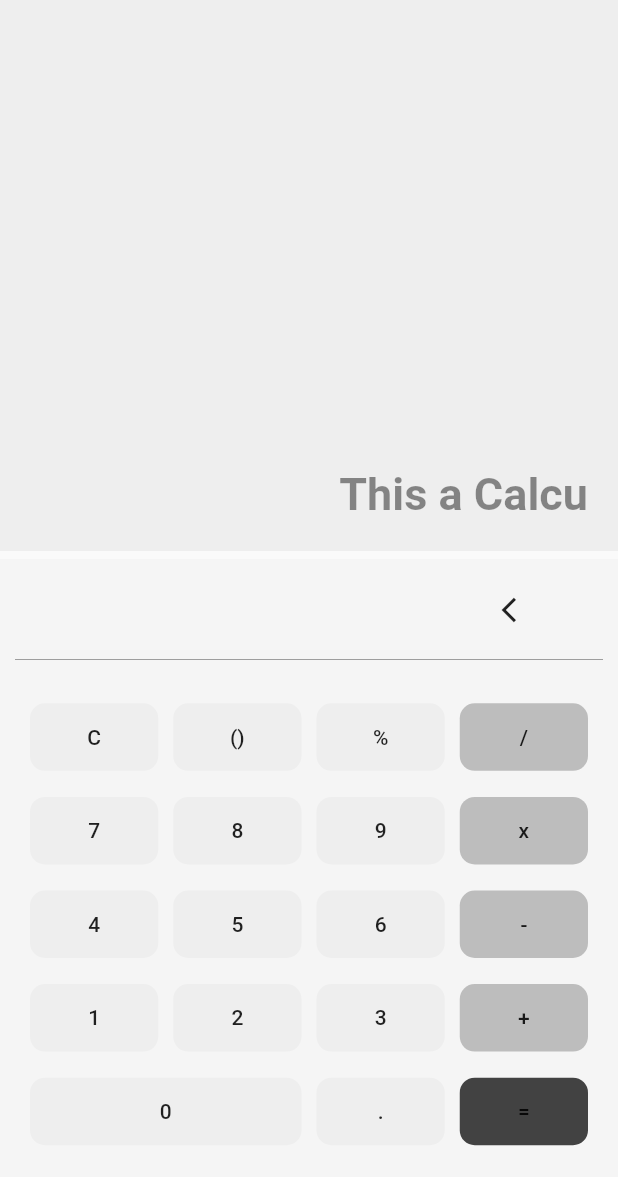
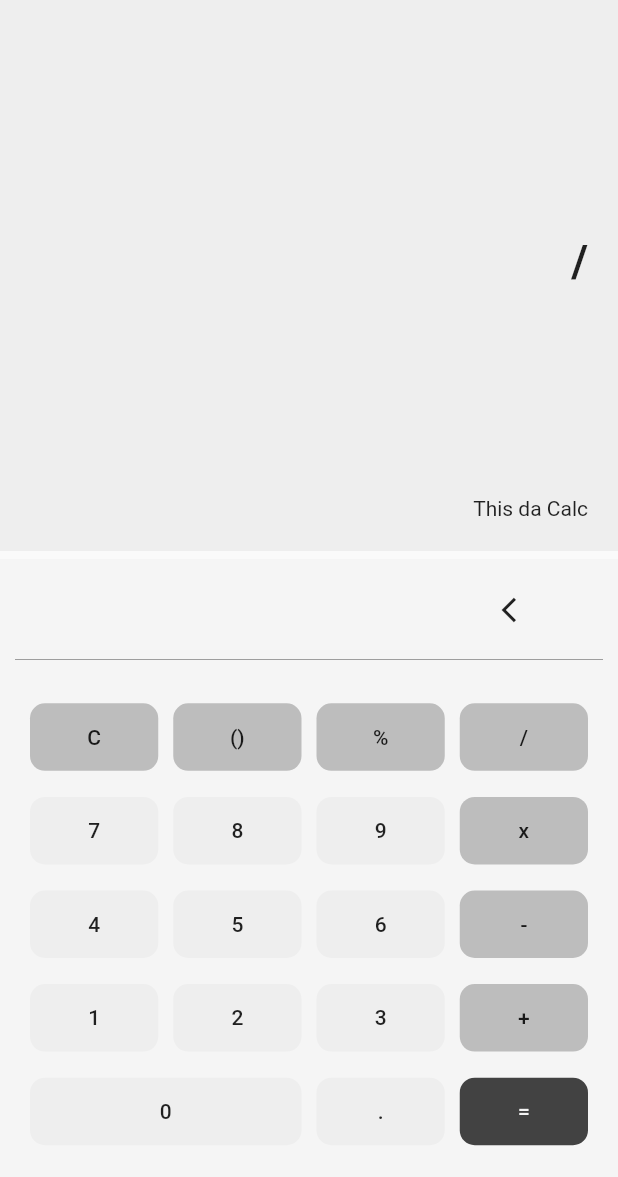
Before and after one commit to manavparikh01/Calculator_App_Flutter, a Flutter app: the screen it shows after launch, after a tap on an icon or button, on a phone screen of 412 x 824 dp, the part 59-1236 px from its top. Run offline on Flutter 3.47's test engine with Material 2 defaults, Android fonts, the phone set to English and light mode, and no system bars.

Commit message:
Update homescreen.dart

```diff
--- a/lib/views/homescreen.dart
+++ b/lib/views/homescreen.dart
@@ -6,8 +6,57 @@ class HomeScreen extends StatefulWidget {
 }
 
 class _HomeScreenState extends State<HomeScreen> {
-  void pressedButton(String pressButton) {
-    print(pressButton);
+  String val1 = "";
+  double num1 = 0.0;
+  double num2 = 0.0;
+  String val2 = "";
+  int val1length = 0;
+  bool isOperator = false;
+
+  void pressedButton(String value) {
+    print(value);
+    isOperator = false;
+    if (value == '0') {
+      setState(() {
+        val1 = '0';
+      });
+    } else {
+      setState(() {
+        val1 = val1 + value;
+      });
+    }
+  }
+
+  void pressedSideButton(String value) {
+    print(value);
+    isOperator = true;
+    setState(() {
+      val1 = val1 + value;
+    });
+  }
+
+  void pressedTopButton(String value) {
+    print(value);
+    if (value == 'C') {
+      setState(() {
+        val1 = '';
+      });
+    }
+  }
+
+  void pressedBackButton() {
+    print('<');
+    if (val1 == '') {
+      setState(() {
+        val1 = '';
+      });
+    } else {
+      val1length = val1.length;
+
+      setState(() {
+        val1 = val1.substring(0, val1length - 1);
+      });
+    }
   }
 
   Widget buildButton(String num) {
@@ -49,14 +98,57 @@ class _HomeScreenState extends State<HomeScreen> {
             style: TextStyle(),
           ),
           onPressed: () {
-            pressedButton(sym);
+            pressedSideButton(sym);
           },
         ),
       ),
     );
   }
 
-  Widget buildDivisionButton() {
+  // Widget buildDivisionButton() {
+  //   return Expanded(
+  //     child: Container(
+  //       height: 50,
+  //       padding: EdgeInsets.only(left: 5, right: 5, top: 5, bottom: 0),
+  //       color: Colors.grey[100],
+  //       child: FlatButton(
+  //         shape: RoundedRectangleBorder(
+  //           borderRadius: BorderRadius.circular(10),
+  //         ),
+  //         color: Colors.grey[400],
+  //         child: Text(
+  //           '/',
+  //           style: TextStyle(),
+  //         ),
+  //         onPressed: () {
+  //           pressedButton('/');
+  //         },
+  //       ),
+  //     ),
+  //   );
+  // }
+
+  // Widget buildMultiplicationButton() {
+  //   return Expanded(
+  //     child: Container(
+  //       height: 50,
+  //       padding: EdgeInsets.only(left: 5, right: 5, top: 5, bottom: 0),
+  //       color: Colors.grey[100],
+  //       child: FlatButton(
+  //         shape: RoundedRectangleBorder(
+  //           borderRadius: BorderRadius.circular(10),
+  //         ),
+  //         color: Colors.grey[400],
+  //         child: Text('x'),
+  //         onPressed: () {
+  //           pressedButton('X');
+  //         },
+  //       ),
+  //     ),
+  //   );
+  // }
+
+  Widget buildTopButton(String sym) {
     return Expanded(
       child: Container(
         height: 50,
@@ -68,31 +160,11 @@ class _HomeScreenState extends State<HomeScreen> {
           ),
           color: Colors.grey[400],
           child: Text(
-            '/',
+            sym,
             style: TextStyle(),
           ),
           onPressed: () {
-            pressedButton('/');
-          },
-        ),
-      ),
-    );
-  }
-
-  Widget buildMultiplicationButton() {
-    return Expanded(
-      child: Container(
-        height: 50,
-        padding: EdgeInsets.only(left: 5, right: 5, top: 5, bottom: 0),
-        color: Colors.grey[100],
-        child: FlatButton(
-          shape: RoundedRectangleBorder(
-            borderRadius: BorderRadius.circular(10),
-          ),
-          color: Colors.grey[400],
-          child: Text('x'),
-          onPressed: () {
-            pressedButton('X');
+            pressedTopButton(sym);
           },
         ),
       ),
@@ -112,7 +184,7 @@ class _HomeScreenState extends State<HomeScreen> {
           color: Colors.grey[800],
           child: Text(
             sym,
-            style: TextStyle(),
+            style: TextStyle(color: Colors.grey[100]),
           ),
           onPressed: () {
             pressedButton(sym);
@@ -146,6 +218,23 @@ class _HomeScreenState extends State<HomeScreen> {
     );
   }
 
+  Widget buildBackButton() {
+    return Expanded(
+      flex: 1,
+      child: Container(
+          child: FlatButton(
+        shape: RoundedRectangleBorder(borderRadius: BorderRadius.circular(10)),
+        child: Icon(
+          Icons.arrow_back_ios,
+          size: 20,
+        ),
+        onPressed: () {
+          pressedBackButton();
+        },
+      )),
+    );
+  }
+
   @override
   Widget build(BuildContext context) {
     return Scaffold(
@@ -161,7 +250,8 @@ class _HomeScreenState extends State<HomeScreen> {
       body: Container(
         child: Column(
           children: <Widget>[
-            Container(
+            AnimatedContainer(
+              duration: Duration(milliseconds: 250),
               width: double.infinity,
               color: Colors.grey[200],
               padding: EdgeInsets.all(20),
@@ -169,12 +259,34 @@ class _HomeScreenState extends State<HomeScreen> {
                       MediaQuery.of(context).padding.top) *
                   0.4255645,
               alignment: Alignment.bottomRight,
-              child: Text(
-                "This a Calcu",
-                style: TextStyle(
-                    color: Colors.black45,
-                    fontSize: 30,
-                    fontWeight: FontWeight.w600),
+              child: Column(
+                children: <Widget>[
+                  Expanded(
+                    flex: 1,
+                    child: AnimatedContainer(
+                      duration: Duration(milliseconds: 250),
+                      alignment: Alignment.bottomRight,
+                      child: Text(val1,
+                          style: isOperator
+                              ? TextStyle(
+                                  color: Colors.black87,
+                                  fontSize: 30,
+                                  fontWeight: FontWeight.w600)
+                              : TextStyle(
+                                  color: Colors.black45,
+                                  fontSize: 30,
+                                  fontWeight: FontWeight.w600)),
+                    ),
+                  ),
+                  Expanded(
+                    flex: 1,
+                    child: AnimatedContainer(
+                      duration: Duration(milliseconds: 250),
+                      alignment: Alignment.bottomRight,
+                      child: Text('This da Calc'),
+                    ),
+                  ),
+                ],
               ),
             ),
             Expanded(
@@ -197,20 +309,7 @@ class _HomeScreenState extends State<HomeScreen> {
                           flex: 3,
                           child: Container(),
                         ),
-                        Expanded(
-                          flex: 1,
-                          child: Container(
-                            child: FlatButton(
-                              shape: RoundedRectangleBorder(
-                                  borderRadius: BorderRadius.circular(10)),
-                              child: Icon(
-                                Icons.arrow_back_ios,
-                                size: 20,
-                              ),
-                              onPressed: () {},
-                            ),
-                          ),
-                        ),
+                        buildBackButton(),
                         SizedBox(width: 10),
                       ],
                     ),
@@ -221,10 +320,10 @@ class _HomeScreenState extends State<HomeScreen> {
                     child: Row(
                       children: <Widget>[
                         SizedBox(width: 5),
-                        buildButton('C'),
-                        buildButton('()'),
-                        buildButton('%'),
-                        buildDivisionButton(),
+                        buildTopButton('C'),
+                        buildTopButton('()'),
+                        buildTopButton('%'),
+                        buildSideButton('/'),
                         SizedBox(width: 5),
                       ],
                     ),
@@ -236,7 +335,7 @@ class _HomeScreenState extends State<HomeScreen> {
                         buildButton('7'),
                         buildButton('8'),
                         buildButton('9'),
-                        buildMultiplicationButton(),
+                        buildSideButton('x'),
                         SizedBox(width: 5),
                       ],
                     ),
```
